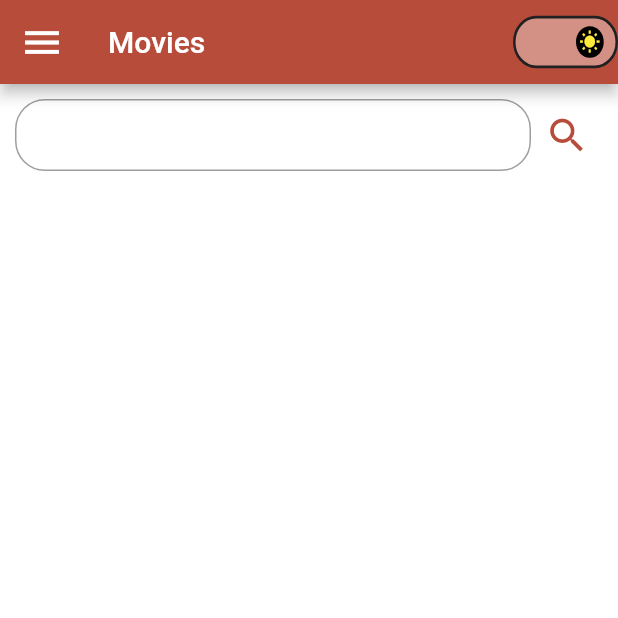
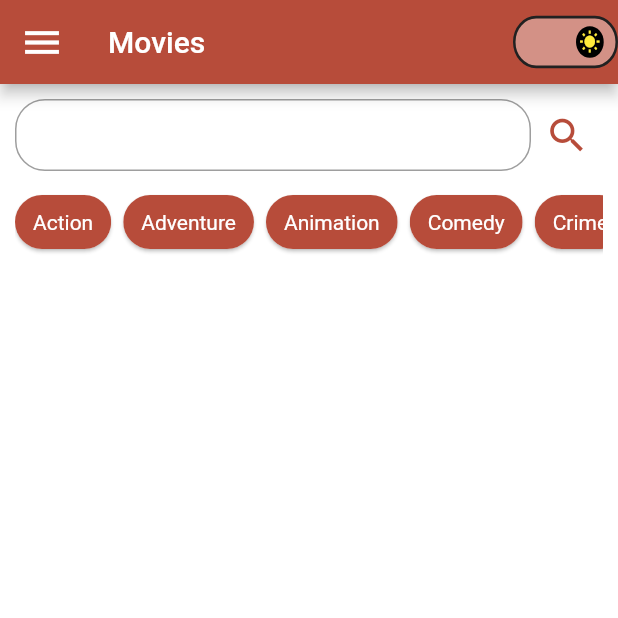
Before and after one commit to movity-mobile/movity, a Flutter app: the MoviesPage screen opened by its route, on a phone screen of 412 x 824 dp, the top half of it. Run offline on Flutter 3.47's test engine with Material 2 defaults, Android fonts, the phone set to English and light mode, and no system bars; drawn by our look-alikes of flutter_switch, lazy_load_scrollview; our stand-ins replace bloc, cached_network_image, flutter_bloc, flutter_rating_bar, get, google_fonts and 1 more; missing offline and left inert: qr_code_scanner.

Commit message:
movies by genre

```diff
--- a/lib/bloc/genre.bloc.dart
+++ b/lib/bloc/genre.bloc.dart
@@ -39,7 +39,7 @@ class GenreBloc extends Bloc<GenresEvent,GenreState>{
         lastEvent=event;
         emit(SearchGenresLoadingState());
         print("search...................");
-        SearchGenreList response = await genresRepository.searchGenres();
+        SearchGenreList response = (await genresRepository.searchMoviesByGenre("", 0)) as SearchGenreList;
         genres.addAll(response.genres);
         print(genres);
         emit(SearchGenreSuccessState(genres: genres));
--- a/lib/bloc/movies.bloc.dart
+++ b/lib/bloc/movies.bloc.dart
@@ -2,67 +2,89 @@ import 'package:bloc/bloc.dart';
 import 'package:flutter/foundation.dart';
 import 'package:movity_app/model/movie.list.model.dart';
 import 'package:movity_app/model/movie.model.dart';
+import 'package:movity_app/repository/genre.repository.dart';
 import 'package:movity_app/repository/movie.repository.dart';
 
 import '../repository/movie.repository.dart';
-abstract class MoviesEvent{
-}
-class SearchMoviesEvent extends MoviesEvent{
+
+abstract class MoviesEvent {}
+
+class SearchMoviesEvent extends MoviesEvent {
   final String query;
-  SearchMoviesEvent(this.query);
-}
-class NextMoviesPageEvent extends MoviesEvent{
+  final String genre;
+
+  SearchMoviesEvent(this.query, this.genre);
 }
 
-enum StateStatus {success, error, loading, none}
-abstract class MoviesState{}
+class NextMoviesPageEvent extends MoviesEvent {
+}
+
+enum StateStatus { success, error, loading, none }
+
+abstract class MoviesState {}
+
 class SearchMoviesSuccessState extends MoviesState {
-  List<Movie> movies=[];
+  List<Movie> movies = [];
 
-  SearchMoviesSuccessState(
-      {required this.movies});
+  SearchMoviesSuccessState({required this.movies});
 }
+
 class SearchMoviesErrorState extends MoviesState {
   late String errorMessage;
+
   SearchMoviesErrorState({required this.errorMessage});
 }
-class SearchMoviesLoadingState extends MoviesState {
-}
-class MovieBloc extends Bloc<MoviesEvent,MoviesState>{
-  final MoviesRepository moviesRepository=MoviesRepository();
+
+class SearchMoviesLoadingState extends MoviesState {}
+
+class MovieBloc extends Bloc<MoviesEvent, MoviesState> {
+  final MoviesRepository moviesRepository = MoviesRepository();
+  final GenresRepository genresRepository = GenresRepository();
   late MoviesEvent lastEvent;
-  int currentPage=1;
-  int totalPages=0;
-  String currentQuery="";
-  List<Movie> movies=[];
-  MovieBloc() : super(SearchMoviesSuccessState(movies: [])){
+  int currentPage = 1;
+  int totalPages = 0;
+  String currentQuery = "";
+  bool isGenre = false;
+  List<Movie> movies = [];
+
+  MovieBloc() : super(SearchMoviesSuccessState(movies: [])) {
     on((SearchMoviesEvent event, emit) async {
       try {
-        currentPage=1;currentQuery=event.query;
-        movies=[];
-        lastEvent=event;
+        currentPage = 1;
+        currentQuery = event.query != "" ? event.query : event.genre;
+        isGenre = event.query == "" ? true: false;
+        movies = [];
+        lastEvent = event;
         emit(SearchMoviesLoadingState());
-        SearchMovieResponse response = await moviesRepository.searchMovies(currentQuery,currentPage);
-        totalPages=(response.totalResults).floor();
+        SearchMovieResponse response = event.query != ""
+            ? await moviesRepository.searchMovies(currentQuery, currentPage)
+            : await genresRepository.searchMoviesByGenre(
+                currentQuery, currentPage);
+        totalPages = (response.totalResults).floor();
         movies.addAll(response.results);
-        if(response.totalResults !=0) ++totalPages;
+        if (response.totalResults != 0) ++totalPages;
         emit(SearchMoviesSuccessState(movies: movies));
-      } catch(ex) {
+      } catch (ex) {
         emit(SearchMoviesErrorState(errorMessage: ex.toString()));
-      }});
-    on((NextMoviesPageEvent event, emit)async {
+      }
+    });
+    on((NextMoviesPageEvent event, emit) async {
       try {
-        if(currentPage>=totalPages-1) return;
-        lastEvent=event;
-        SearchMovieResponse response = await moviesRepository.searchMovies(currentQuery,++currentPage);
-        totalPages=(response.totalResults).floor();
+        if (currentPage >= totalPages - 1) return;
+        lastEvent = event;
+        SearchMovieResponse response =
+        isGenre
+            ? await genresRepository.searchMoviesByGenre(
+            currentQuery, currentPage)
+            : await moviesRepository.searchMovies(currentQuery, currentPage);
+        totalPages = (response.totalResults).floor();
         movies.addAll(response.results);
-        if(response.totalResults !=0) ++totalPages;
+        if (response.totalResults != 0) ++totalPages;
         emit(SearchMoviesSuccessState(movies: movies));
-      } catch(ex) {
+      } catch (ex) {
         --currentPage;
         emit(SearchMoviesErrorState(errorMessage: ex.toString()));
-      }});
+      }
+    });
   }
-
 }
--- a/lib/bloc/theme.bloc.dart
+++ b/lib/bloc/theme.bloc.dart
@@ -38,7 +38,7 @@ class MyThemes {
           size: 30.0
       ),
       primaryTextTheme:
-      const TextTheme(headline1: TextStyle(color: Colors.white,fontSize: 60, ),headline6: TextStyle(color: Colors.white,fontSize: 20, )));
+      const TextTheme(headline1: TextStyle(color: Colors.white,fontSize: 60, ), bodyText2: TextStyle(color: Colors.white,fontSize: 14, ),headline6: TextStyle(color: Colors.white,fontSize: 20, )));
 static final lightTheme = ThemeData(
     scaffoldBackgroundColor: Colors.white,
     primarySwatch: colorCustom,
@@ -49,7 +49,7 @@ static final lightTheme = ThemeData(
         size: 30.0
     ),
     primaryTextTheme:
-    const TextTheme(headline1: TextStyle(color: Colors.black,fontSize: 60, ), headline6: TextStyle(color: Colors.black,fontSize: 20, )));
+    const TextTheme(headline1: TextStyle(color: Colors.black,fontSize: 60, ), bodyText2: TextStyle(color: Colors.white,fontSize: 14, ),headline6: TextStyle(color: Colors.black,fontSize: 20, )));
 }
 
 class InitialTheme extends ThemeState {
--- a/lib/main.dart
+++ b/lib/main.dart
@@ -24,7 +24,6 @@ class MyApp extends StatelessWidget {
         providers: [
           BlocProvider(create: (context)=>ThemeBloc(),),
           BlocProvider(create: (context)=>MovieBloc(),),
-          BlocProvider(create: (context)=>GenreBloc(),),
         ],
         child: const RootView(),
 
--- a/lib/pages/movies.page.dart
+++ b/lib/pages/movies.page.dart
@@ -2,6 +2,7 @@ import 'package:flutter/material.dart';
 import 'package:flutter_bloc/flutter_bloc.dart';
 import 'package:movity_app/bloc/genre.bloc.dart';
 import 'package:movity_app/bloc/movies.bloc.dart';
+import 'package:movity_app/widgets/filter.widget.dart';
 import 'package:movity_app/widgets/switch.widget.dart';
 import '../widgets/drawar.widget.dart';
 import 'package:lazy_load_scrollview/lazy_load_scrollview.dart';
@@ -13,11 +14,12 @@ import 'dart:convert';
 
 class MoviesPage extends StatelessWidget {
   const MoviesPage({Key? key}) : super(key: key);
+
   @override
   Widget build(BuildContext context) {
-    MovieBloc movieBloc=context.read<MovieBloc>();
+    MovieBloc movieBloc = context.read<MovieBloc>();
     TextEditingController _textEditingController = TextEditingController();
-    _textEditingController.text=movieBloc.currentQuery;
+    _textEditingController.text = movieBloc.currentQuery;
     return Scaffold(
       drawer: MyDrawer(),
       appBar: AppBar(
@@ -28,74 +30,80 @@ class MoviesPage extends StatelessWidget {
         children: [
           Container(
             padding: const EdgeInsets.all(10),
-            child: Row(
+            child: Column(
+              children: [
+                Row(
                   children: [
                     Expanded(
                       child: TextFormField(
                         controller: _textEditingController,
-                    decoration: const InputDecoration(
+                        decoration: InputDecoration(
                             contentPadding: EdgeInsets.fromLTRB(10, 2, 10, 2),
                             border: OutlineInputBorder(
-                            borderRadius: BorderRadius.all(Radius.circular(20)),
+                                borderRadius:
+                                    BorderRadius.all(Radius.circular(20)),
                                 borderSide: BorderSide(
-                                width: 1, color: Colors.deepOrange
-                            ))),
+                                    width: 1,
+                                    color: Theme.of(context).primaryColor))),
                       ),
                     ),
                     IconButton(
                       onPressed: () {
-                    context.read<MovieBloc>().add(SearchMoviesEvent(_textEditingController.text));
+                        context.read<MovieBloc>().add(
+                            SearchMoviesEvent(_textEditingController.text, ""));
                       },
-                  icon: Icon(Icons.search,color: Theme.of(context).primaryColor,),
+                      icon: Icon(
+                        Icons.search,
+                        color: Theme.of(context).primaryColor,
+                      ),
                     )
                   ],
                 ),
+                SizedBox(height: 10),
+                Filter(),
+              ],
             ),
-
+          ),
           Expanded(child: BlocBuilder<MovieBloc, MoviesState>(
             builder: (context, state) {
               return Builder(
                 builder: (context) {
                   if (state is SearchMoviesLoadingState) {
-    return const Center(
-    child: CircularProgressIndicator()
-    );
-    }
-    else if (state is SearchGenreErrorState) {
+                    return const Center(child: CircularProgressIndicator());
+                  } else if (state is SearchMoviesErrorState) {
                     return Center(
                       child: Column(children: [
                         Text("$state.errorMessage"),
-    ElevatedButton(onPressed: (){
+                        ElevatedButton(
+                            onPressed: () {
                               movieBloc.add(movieBloc.lastEvent);
-    }, child: Text("Retry"))
+                            },
+                            child: Text("Retry"))
                       ]),
                     );
-    } else if (state is SearchMoviesSuccessState ) {
+                  } else if (state is SearchMoviesSuccessState) {
                     return LazyLoadScrollView(
-    onEndOfPage:(){
+                      onEndOfPage: () {
                         movieBloc.add(NextMoviesPageEvent());
                       },
-    child:Padding(
-    padding: EdgeInsets.symmetric(
-    horizontal: 10,
-    vertical: 10
-    ),
+                      child: Padding(
+                        padding:
+                            EdgeInsets.symmetric(horizontal: 10, vertical: 10),
                         child: GridView.builder(
-    gridDelegate: SliverGridDelegateWithFixedCrossAxisCount(
+                          gridDelegate:
+                              SliverGridDelegateWithFixedCrossAxisCount(
                                   crossAxisCount: 2,
                                   mainAxisSpacing: 16,
                                   crossAxisSpacing: 16,
-    childAspectRatio: .66
-    ),
+                                  childAspectRatio: .66),
                           itemCount: state.movies.length,
                           shrinkWrap: true,
                           primary: false,
-    itemBuilder: (context,index){
+                          itemBuilder: (context, index) {
                             return Container(
                               decoration: BoxDecoration(
                                   color: Theme.of(context).primaryColor,
-        borderRadius: BorderRadius.circular(20)
-      ),
+                                  borderRadius: BorderRadius.circular(20)),
                               child: Column(
                                 crossAxisAlignment: CrossAxisAlignment.start,
                                 children: [
@@ -105,32 +113,30 @@ class MoviesPage extends StatelessWidget {
                                     decoration: BoxDecoration(
                                       color: Theme.of(context).primaryColor,
                                       borderRadius: BorderRadius.vertical(
-                top: Radius.circular(20)
-              ),
+                                          top: Radius.circular(20)),
                                     ),
                                     child: ClipRRect(
-
                                       borderRadius: BorderRadius.vertical(
-                  top: Radius.circular(20)
-              ),
-              child:CachedNetworkImage(
+                                          top: Radius.circular(20)),
+                                      child: CachedNetworkImage(
                                         imageUrl:
                                             'https://image.tmdb.org/t/p/original/${state.movies[index].backdropPath}',
-                height: MediaQuery.of(context).size.height ,
+                                        height:
+                                            MediaQuery.of(context).size.height,
                                         width: double.infinity,
                                         fit: BoxFit.cover,
-                errorWidget: (context, url, error) => Container(
-                  width:  MediaQuery.of(context).size.height,
+                                        errorWidget: (context, url, error) =>
+                                            Container(
+                                          width: MediaQuery.of(context)
+                                              .size
+                                              .height,
                                           height: double.infinity,
-
                                           decoration: BoxDecoration(
-
                                             image: DecorationImage(
-                      fit:  BoxFit.cover,
-                      image: AssetImage('assets/images/img_not_found.jpg'
+                                              fit: BoxFit.cover,
+                                              image: AssetImage(
+                                                  'assets/images/img_not_found.jpg'),
                                             ),
-                    ),
-
                                           ),
                                         ),
                                       ),
@@ -139,15 +145,14 @@ class MoviesPage extends StatelessWidget {
                   "https://image.tmdb.org/t/p/original/${state.movies[index].backdropPath}"
 
               ),*/
-
                                     ),
                                   ),
                                   Padding(
                                     padding: EdgeInsets.all(8.0),
                                     child: Column(
-                crossAxisAlignment: CrossAxisAlignment.start,
+                                      crossAxisAlignment:
+                                          CrossAxisAlignment.start,
                                       children: [
-
                                         KText(
                                           text: '${state.movies[index].title}',
                                           color: Colors.white,
@@ -155,13 +160,16 @@ class MoviesPage extends StatelessWidget {
                                           fontWeight: FontWeight.bold,
                                         ),
                                         KText(
-                    text: '${state.movies[index].releaseDate}',
+                                          text:
+                                              '${state.movies[index].releaseDate}',
                                           color: Colors.grey,
                                           fontSize: 13,
                                         ),
                                         SizedBox(height: 2),
                                         RatingBar.builder(
-                    initialRating: double.parse(state.movies[index].voteAverage.toString()),
+                                          initialRating: double.parse(state
+                                              .movies[index].voteAverage
+                                              .toString()),
                                           minRating: 1,
                                           maxRating: 10,
                                           itemSize: 15,
@@ -170,7 +178,8 @@ class MoviesPage extends StatelessWidget {
                                           direction: Axis.horizontal,
                                           allowHalfRating: true,
                                           itemCount: 5,
-                    itemPadding: EdgeInsets.symmetric(horizontal: 1),
+                                          itemPadding: EdgeInsets.symmetric(
+                                              horizontal: 1),
                                           itemBuilder: (context, _) => Icon(
                                             Icons.star,
                                             color: Colors.amber,
@@ -181,20 +190,18 @@ class MoviesPage extends StatelessWidget {
                                         ),
                                         SizedBox(height: 2),
                                         KText(
-                    text: '${state.movies[index].overview}',
+                                          text:
+                                              '${state.movies[index].overview}',
                                           maxLines: 3,
                                           color: Colors.white,
                                           fontSize: 11,
                                         ),
                                       ],
-
                                     ),
                                   )
                                 ],
                               ),
-
                             );
-
                           },
                         ),
                       ),
--- a/lib/widgets/filter.widget.dart
+++ b/lib/widgets/filter.widget.dart
@@ -1,39 +1,53 @@
 import 'package:flutter/material.dart';
 import 'package:flutter_bloc/flutter_bloc.dart';
 import 'package:movity_app/bloc/genre.bloc.dart';
+import 'package:movity_app/bloc/movies.bloc.dart';
 
 import '../widgets/drawar.widget.dart';
 
 class Filter extends StatelessWidget {
   List genres = ["Action","Adventure","Animation","Comedy","Crime","Documentary","Drama","Family","Fantasy","History","Horror","Music","Mystery","Romance","Science Fiction"
       "TV Movie","Thriller", "War","Western"];
-
+  List index = ["28","12","16","35","80","99","18","10751","14","36","27","10402","9648","10749","878","10770","53","10752","37"];
+  List<Widget> chips=[];
   @override
   Widget build(BuildContext context) {
-    return Center(
-      heightFactor: 12,
-          child:
-          ListView.builder(
-            scrollDirection: Axis.horizontal,
-            shrinkWrap: true,
-            primary: false,
-            itemCount: genres.length,
-            itemBuilder: (context, index) {
-              return Padding(
-                padding: EdgeInsets.all(7.0),
-                child: Container(
-                    alignment: Alignment.center,
-                    width: 140,
-                    decoration: BoxDecoration(
-                      color: Theme
-                          .of(context)
-                          .primaryColor,
-                      borderRadius: BorderRadius.circular(28),
-                    ),
-                    child: Text("${genres[index]}")),
-              );
-            },
-          )
+
+    Widget _buildChips() {
+
+
+      for (int i = 0; i < genres.length; i++) {
+        ChoiceChip choiceChip = ChoiceChip(
+          selected: true,
+          labelPadding: EdgeInsets.all(2.0),
+          label: Text(
+            genres[i],
+            style: Theme.of(context)
+                .primaryTextTheme
+                .bodyText2!
+                .copyWith(color: Colors.white, fontSize: 14),
+          ),
+          selectedColor: Theme.of(context).primaryColor,
+          elevation: 1,
+          padding: EdgeInsets.symmetric(horizontal: 10),
+          pressElevation: 5,
+          backgroundColor: Colors.grey[400],
+          onSelected: (bool selected) {
+            context.read<MovieBloc>().add(SearchMoviesEvent("",index[i]));
+          },
+        );
+        chips.add(choiceChip);
+      }
+      return Wrap(
+        direction: Axis.horizontal,
+        runSpacing: 12,
+        children: chips,
+        spacing: 8,
+      );
+    }
+    return SingleChildScrollView(
+        scrollDirection: Axis.horizontal,
+        child: _buildChips()
     );
   }
 }
```
Also changed, not shown: lib/repository/genre.repository.dart (+10 -14 lines). Lines whose indentation alone changed are shown as unchanged.
